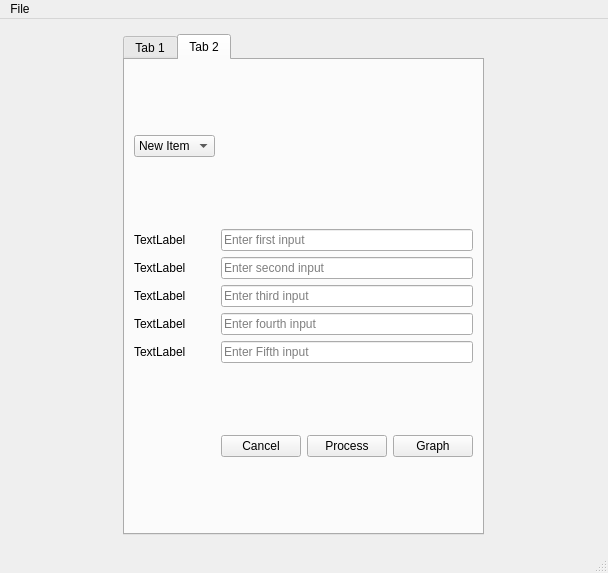
Old version of the form views/untitled.ui in the repository abdo-mongy/Queuing-theory-.
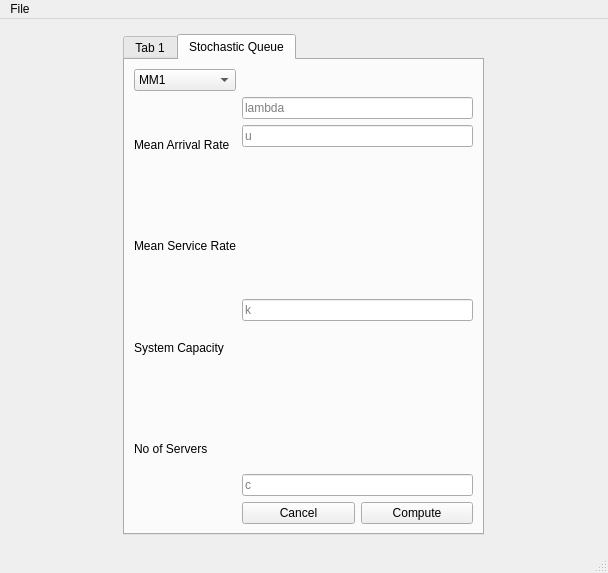
New version of the form. The open tabs and pages were chosen to show the change.

Patch:
```diff
--- a/views/untitled.ui
+++ b/views/untitled.ui
@@ -193,14 +193,14 @@
         </widget>
         <widget class="QWidget" name="tab_2">
          <attribute name="title">
-          <string>Tab 2</string>
+          <string>Stochastic Queue</string>
          </attribute>
          <layout class="QGridLayout" name="gridLayout_5">
           <item row="0" column="0">
            <widget class="QComboBox" name="comboBox_7">
             <item>
              <property name="text">
-              <string>New Item</string>
+              <string>MM1</string>
              </property>
             </item>
             <item>
@@ -227,38 +227,31 @@
           </item>
           <item row="1" column="0">
            <layout class="QGridLayout" name="gridLayout_4">
-            <item row="4" column="0">
-             <widget class="QLabel" name="label_6">
+            <item row="2" column="0">
+             <widget class="QLabel" name="label_10">
               <property name="text">
-               <string>TextLabel</string>
+               <string>System Capacity</string>
+              </property>
+             </widget>
+            </item>
+            <item row="0" column="0">
+             <widget class="QLabel" name="label_9">
+              <property name="text">
+               <string>Mean Arrival Rate</string>
               </property>
              </widget>
             </item>
             <item row="3" column="0">
              <widget class="QLabel" name="label_7">
               <property name="text">
-               <string>TextLabel</string>
+               <string>No of Servers</string>
               </property>
              </widget>
             </item>
             <item row="1" column="0">
              <widget class="QLabel" name="label_8">
               <property name="text">
-               <string>TextLabel</string>
-              </property>
-             </widget>
-            </item>
-            <item row="0" column="0">
-             <widget class="QLabel" name="label_9">
-              <property name="text">
-               <string>TextLabel</string>
-              </property>
-             </widget>
-            </item>
-            <item row="2" column="0">
-             <widget class="QLabel" name="label_10">
-              <property name="text">
-               <string>TextLabel</string>
+               <string>Mean Service Rate</string>
               </property>
              </widget>
             </item>
@@ -269,35 +262,28 @@
             <item>
              <widget class="QLineEdit" name="lineEdit_31">
               <property name="placeholderText">
-               <string>Enter first input</string>
+               <string>lambda</string>
               </property>
              </widget>
             </item>
             <item>
              <widget class="QLineEdit" name="lineEdit_32">
               <property name="placeholderText">
-               <string>Enter second input</string>
+               <string>u</string>
               </property>
              </widget>
             </item>
-            <item>
-             <widget class="QLineEdit" name="lineEdit_33">
+            <item alignment="Qt::AlignVCenter">
+             <widget class="QLineEdit" name="system_capacity">
               <property name="placeholderText">
-               <string>Enter third input</string>
+               <string>k</string>
               </property>
              </widget>
             </item>
             <item>
              <widget class="QLineEdit" name="lineEdit_34">
               <property name="placeholderText">
-               <string>Enter fourth input</string>
-              </property>
-             </widget>
-            </item>
-            <item>
-             <widget class="QLineEdit" name="lineEdit_35">
-              <property name="placeholderText">
-               <string>Enter Fifth input</string>
+               <string>c</string>
               </property>
              </widget>
             </item>
@@ -315,14 +301,7 @@
             <item>
              <widget class="QPushButton" name="pushButton_51">
               <property name="text">
-               <string>Process</string>
-              </property>
-             </widget>
-            </item>
-            <item>
-             <widget class="QPushButton" name="pushButton_50">
-              <property name="text">
-               <string>Graph</string>
+               <string>Compute</string>
               </property>
              </widget>
             </item>
```
Left out of the diff: 25 changed lines with no effect on the pictures.
